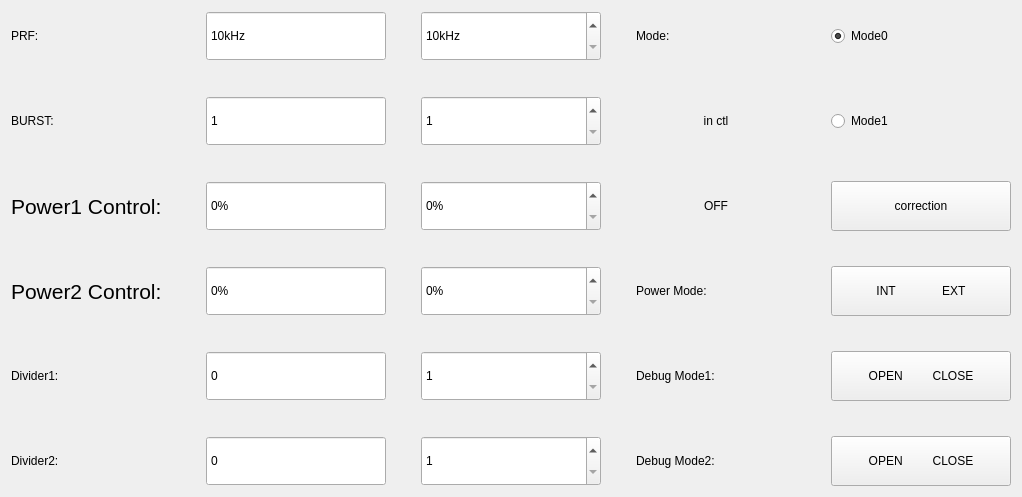
Before: the Qt Designer form macousto_pso.ui in yuanjinxin123/shenglei, drawn with Qt 5.
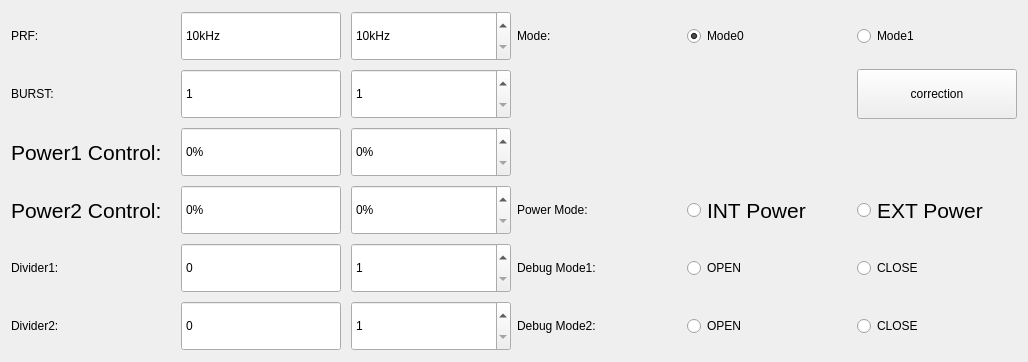
After: the same form once the commit is applied.

Patch:
```diff
--- a/macousto_pso.ui
+++ b/macousto_pso.ui
@@ -6,19 +6,22 @@
    <rect>
     <x>0</x>
     <y>0</y>
-    <width>984</width>
-    <height>359</height>
+    <width>1012</width>
+    <height>336</height>
    </rect>
   </property>
   <property name="windowTitle">
    <string>Form</string>
   </property>
   <layout class="QHBoxLayout" name="horizontalLayout">
-   <property name="spacing">
-    <number>35</number>
-   </property>
    <item>
-    <layout class="QGridLayout" name="gridLayout">
+    <layout class="QGridLayout" name="gridLayout_2">
+     <property name="horizontalSpacing">
+      <number>10</number>
+     </property>
+     <property name="verticalSpacing">
+      <number>8</number>
+     </property>
      <item row="0" column="0">
       <widget class="QLabel" name="label">
        <property name="minimumSize">
@@ -45,13 +48,13 @@
       <widget class="QSpinBox" name="mFreqCur">
        <property name="minimumSize">
         <size>
-         <width>180</width>
+         <width>160</width>
          <height>50</height>
         </size>
        </property>
        <property name="maximumSize">
         <size>
-         <width>180</width>
+         <width>160</width>
          <height>55</height>
         </size>
        </property>
@@ -79,13 +82,13 @@
       <widget class="QSpinBox" name="mFreqSetVal">
        <property name="minimumSize">
         <size>
-         <width>180</width>
+         <width>160</width>
          <height>50</height>
         </size>
        </property>
        <property name="maximumSize">
         <size>
-         <width>180</width>
+         <width>160</width>
          <height>55</height>
         </size>
        </property>
@@ -129,13 +132,13 @@
       <widget class="QSpinBox" name="mBurstVal">
        <property name="minimumSize">
         <size>
-         <width>180</width>
+         <width>160</width>
          <height>50</height>
         </size>
        </property>
        <property name="maximumSize">
         <size>
-         <width>180</width>
+         <width>160</width>
          <height>55</height>
         </size>
        </property>
@@ -157,13 +160,13 @@
       <widget class="QSpinBox" name="mBurstSetVal">
        <property name="minimumSize">
         <size>
-         <width>180</width>
+         <width>160</width>
          <height>50</height>
         </size>
        </property>
        <property name="maximumSize">
         <size>
-         <width>180</width>
+         <width>160</width>
          <height>55</height>
         </size>
        </property>
@@ -204,13 +207,13 @@
       <widget class="QSpinBox" name="mPowerCurSet">
        <property name="minimumSize">
         <size>
-         <width>180</width>
+         <width>160</width>
          <height>50</height>
         </size>
        </property>
        <property name="maximumSize">
         <size>
-         <width>180</width>
+         <width>160</width>
          <height>55</height>
         </size>
        </property>
@@ -232,13 +235,13 @@
       <widget class="QSpinBox" name="mPowerSetVal">
        <property name="minimumSize">
         <size>
-         <width>180</width>
+         <width>160</width>
          <height>50</height>
         </size>
        </property>
        <property name="maximumSize">
         <size>
-         <width>180</width>
+         <width>160</width>
          <height>55</height>
         </size>
        </property>
@@ -279,13 +282,13 @@
       <widget class="QSpinBox" name="mPowerCurSet_2">
        <property name="minimumSize">
         <size>
-         <width>180</width>
+         <width>160</width>
          <height>50</height>
         </size>
        </property>
        <property name="maximumSize">
         <size>
-         <width>180</width>
+         <width>160</width>
          <height>55</height>
         </size>
        </property>
@@ -307,13 +310,13 @@
       <widget class="QSpinBox" name="mPowerSetVal_2">
        <property name="minimumSize">
         <size>
-         <width>180</width>
+         <width>160</width>
          <height>50</height>
         </size>
        </property>
        <property name="maximumSize">
         <size>
-         <width>180</width>
+         <width>160</width>
          <height>55</height>
         </size>
        </property>
@@ -351,13 +354,13 @@
       <widget class="QSpinBox" name="mGateFreCurSet">
        <property name="minimumSize">
         <size>
-         <width>180</width>
+         <width>160</width>
          <height>50</height>
         </size>
        </property>
        <property name="maximumSize">
         <size>
-         <width>180</width>
+         <width>160</width>
          <height>55</height>
         </size>
        </property>
@@ -379,13 +382,13 @@
       <widget class="QSpinBox" name="mGateFreSetVal">
        <property name="minimumSize">
         <size>
-         <width>180</width>
+         <width>160</width>
          <height>50</height>
         </size>
        </property>
        <property name="maximumSize">
         <size>
-         <width>180</width>
+         <width>160</width>
          <height>55</height>
         </size>
        </property>
@@ -426,13 +429,13 @@
       <widget class="QSpinBox" name="mGateFreCurSet_2">
        <property name="minimumSize">
         <size>
-         <width>180</width>
+         <width>160</width>
          <height>50</height>
         </size>
        </property>
        <property name="maximumSize">
         <size>
-         <width>180</width>
+         <width>160</width>
          <height>55</height>
         </size>
        </property>
@@ -454,13 +457,13 @@
       <widget class="QSpinBox" name="mGateFreSetVal_2">
        <property name="minimumSize">
         <size>
-         <width>180</width>
+         <width>160</width>
          <height>50</height>
         </size>
        </property>
        <property name="maximumSize">
         <size>
-         <width>180</width>
+         <width>160</width>
          <height>55</height>
         </size>
        </property>
@@ -478,7 +481,13 @@
     </layout>
    </item>
    <item>
-    <layout class="QGridLayout" name="gridLayout_2">
+    <layout class="QGridLayout" name="gridLayout">
+     <property name="horizontalSpacing">
+      <number>10</number>
+     </property>
+     <property name="verticalSpacing">
+      <number>8</number>
+     </property>
      <item row="0" column="0">
       <widget class="QLabel" name="label_4">
        <property name="minimumSize">
@@ -505,13 +514,13 @@
       <widget class="QRadioButton" name="mRMode1">
        <property name="minimumSize">
         <size>
-         <width>180</width>
+         <width>160</width>
          <height>50</height>
         </size>
        </property>
        <property name="maximumSize">
         <size>
-         <width>180</width>
+         <width>160</width>
          <height>55</height>
         </size>
        </property>
@@ -523,45 +532,17 @@
        </property>
       </widget>
      </item>
-     <item row="1" column="0">
-      <widget class="QLabel" name="mPowerModeSwt">
-       <property name="minimumSize">
-        <size>
-         <width>160</width>
-         <height>40</height>
-        </size>
-       </property>
-       <property name="maximumSize">
-        <size>
-         <width>160</width>
-         <height>50</height>
-        </size>
-       </property>
-       <property name="layoutDirection">
-        <enum>Qt::LeftToRight</enum>
-       </property>
-       <property name="styleSheet">
-        <string notr="true"/>
-       </property>
-       <property name="text">
-        <string>in ctl</string>
-       </property>
-       <property name="alignment">
-        <set>Qt::AlignCenter</set>
-       </property>
-      </widget>
-     </item>
-     <item row="1" column="1">
+     <item row="0" column="2">
       <widget class="QRadioButton" name="mRMode2">
        <property name="minimumSize">
         <size>
-         <width>180</width>
+         <width>160</width>
          <height>50</height>
         </size>
        </property>
        <property name="maximumSize">
         <size>
-         <width>180</width>
+         <width>160</width>
          <height>55</height>
         </size>
        </property>
@@ -570,32 +551,7 @@
        </property>
       </widget>
      </item>
-     <item row="2" column="0">
-      <widget class="QLabel" name="mDebugSwt">
-       <property name="minimumSize">
-        <size>
-         <width>160</width>
-         <height>40</height>
-        </size>
-       </property>
-       <property name="maximumSize">
-        <size>
-         <width>160</width>
-         <height>50</height>
-        </size>
-       </property>
-       <property name="layoutDirection">
-        <enum>Qt::LeftToRight</enum>
-       </property>
-       <property name="text">
-        <string>OFF</string>
-       </property>
-       <property name="alignment">
-        <set>Qt::AlignCenter</set>
-       </property>
-      </widget>
-     </item>
-     <item row="2" column="1">
+     <item row="1" column="2">
       <widget class="QPushButton" name="mCorre">
        <property name="sizePolicy">
         <sizepolicy hsizetype="Minimum" vsizetype="Fixed">
@@ -605,13 +561,13 @@
        </property>
        <property name="minimumSize">
         <size>
-         <width>180</width>
+         <width>160</width>
          <height>50</height>
         </size>
        </property>
        <property name="maximumSize">
         <size>
-         <width>180</width>
+         <width>160</width>
          <height>55</height>
         </size>
        </property>
@@ -620,6 +576,25 @@
        </property>
       </widget>
      </item>
+     <item row="2" column="2">
+      <widget class="QLabel" name="label_tmp">
+       <property name="minimumSize">
+        <size>
+         <width>160</width>
+         <height>50</height>
+        </size>
+       </property>
+       <property name="maximumSize">
+        <size>
+         <width>160</width>
+         <height>55</height>
+        </size>
+       </property>
+       <property name="text">
+        <string/>
+       </property>
+      </widget>
+     </item>
      <item row="3" column="0">
       <widget class="QLabel" name="label_6">
        <property name="minimumSize">
@@ -643,21 +618,46 @@
       </widget>
      </item>
      <item row="3" column="1">
-      <widget class="QPushButton" name="mPowerModeBtn">
+      <widget class="QRadioButton" name="mPowerIntCtl">
        <property name="minimumSize">
         <size>
-         <width>180</width>
+         <width>160</width>
          <height>50</height>
         </size>
        </property>
        <property name="maximumSize">
         <size>
-         <width>180</width>
+         <width>160</width>
          <height>55</height>
         </size>
        </property>
+       <property name="styleSheet">
+        <string notr="true">font: 16pt;</string>
+       </property>
        <property name="text">
-        <string>INT              EXT</string>
+        <string>INT Power</string>
+       </property>
+      </widget>
+     </item>
+     <item row="3" column="2">
+      <widget class="QRadioButton" name="mPowerExtCtl">
+       <property name="minimumSize">
+        <size>
+         <width>160</width>
+         <height>50</height>
+        </size>
+       </property>
+       <property name="maximumSize">
+        <size>
+         <width>160</width>
+         <height>55</height>
+        </size>
+       </property>
+       <property name="styleSheet">
+        <string notr="true">font: 16pt;</string>
+       </property>
+       <property name="text">
+        <string>EXT Power</string>
        </property>
       </widget>
      </item>
@@ -684,21 +684,40 @@
       </widget>
      </item>
      <item row="4" column="1">
-      <widget class="QPushButton" name="mDebunBtn">
+      <widget class="QRadioButton" name="mROpen">
        <property name="minimumSize">
         <size>
-         <width>180</width>
+         <width>160</width>
          <height>50</height>
         </size>
        </property>
        <property name="maximumSize">
         <size>
-         <width>180</width>
+         <width>160</width>
          <height>55</height>
         </size>
        </property>
        <property name="text">
-        <string>OPEN         CLOSE</string>
+        <string>OPEN</string>
+       </property>
+      </widget>
+     </item>
+     <item row="4" column="2">
+      <widget class="QRadioButton" name="mRClose">
+       <property name="minimumSize">
+        <size>
+         <width>160</width>
+         <height>50</height>
+        </size>
+       </property>
+       <property name="maximumSize">
+        <size>
+         <width>160</width>
+         <height>55</height>
+        </size>
+       </property>
+       <property name="text">
+        <string>CLOSE</string>
        </property>
       </widget>
      </item>
@@ -725,21 +744,40 @@
       </widget>
      </item>
      <item row="5" column="1">
-      <widget class="QPushButton" name="mDebunBtn_2">
+      <widget class="QRadioButton" name="mROpen1">
        <property name="minimumSize">
         <size>
-         <width>180</width>
+         <width>160</width>
          <height>50</height>
         </size>
        </property>
        <property name="maximumSize">
         <size>
-         <width>180</width>
+         <width>160</width>
          <height>55</height>
         </size>
        </property>
        <property name="text">
-        <string>OPEN         CLOSE</string>
+        <string>OPEN</string>
+       </property>
+      </widget>
+     </item>
+     <item row="5" column="2">
+      <widget class="QRadioButton" name="mRClose1">
+       <property name="minimumSize">
+        <size>
+         <width>160</width>
+         <height>50</height>
+        </size>
+       </property>
+       <property name="maximumSize">
+        <size>
+         <width>160</width>
+         <height>55</height>
+        </size>
+       </property>
+       <property name="text">
+        <string>CLOSE</string>
        </property>
       </widget>
      </item>
```
